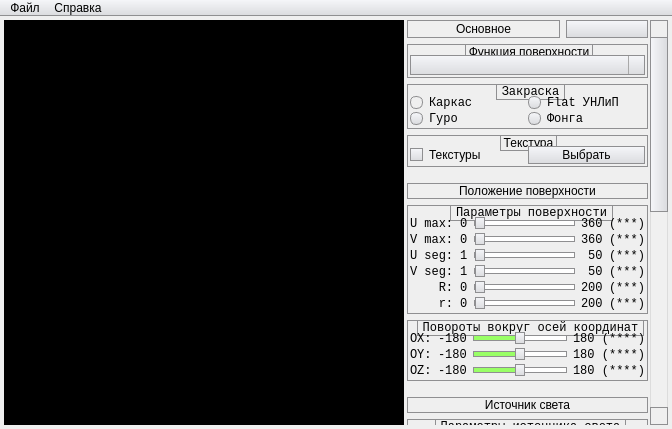
First picture: the form in mainwindow.ui, repository zingibertram/igs-l4, before the edit.
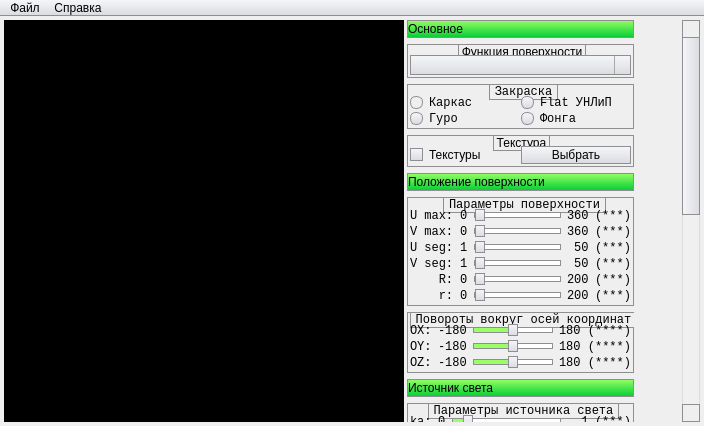
Second picture: the form after the edit. Icons and pictures are not drawn. Custom widgets are drawn as their Qt base class.

The edit to the form file:
```diff
--- a/mainwindow.ui
+++ b/mainwindow.ui
@@ -6,8 +6,8 @@
    <rect>
     <x>0</x>
     <y>0</y>
-    <width>643</width>
-    <height>429</height>
+    <width>685</width>
+    <height>426</height>
    </rect>
   </property>
   <property name="windowTitle">
@@ -104,6 +104,11 @@
     min-height: 16px;
  }
 
+QPushButton:checked
+{
+	background: qlineargradient(x1: 0, y1: 0, x2: 0, y2: 1, stop: 0 rgb(153, 255, 102), stop: 1 rgb(0, 204, 51));
+}
+
 QPushButton:hover
 {
 	background: rgb(153, 255, 102);
@@ -454,7 +459,7 @@
      </widget>
     </item>
     <item>
-     <widget class="QScrollArea" name="scrollArea">
+     <widget class="QScrollArea" name="scrollArea_Controls">
       <property name="sizePolicy">
        <sizepolicy hsizetype="Minimum" vsizetype="Expanding">
         <horstretch>0</horstretch>
@@ -475,8 +480,8 @@
         <rect>
          <x>0</x>
          <y>0</y>
-         <width>222</width>
-         <height>1108</height>
+         <width>256</width>
+         <height>1085</height>
         </rect>
        </property>
        <layout class="QVBoxLayout" name="verticalLayout_5">
@@ -490,43 +495,25 @@
          <number>0</number>
         </property>
         <property name="rightMargin">
-         <number>20</number>
+         <number>62</number>
         </property>
         <property name="bottomMargin">
          <number>0</number>
         </property>
         <item>
-         <layout class="QHBoxLayout" name="horizontalLayout_2">
-          <item>
-           <widget class="QLabel" name="label_SurfaceMain">
+         <widget class="QPushButton" name="pushButton_Expand_SurfaceMain">
+          <property name="sizePolicy">
+           <sizepolicy hsizetype="Preferred" vsizetype="Preferred">
+            <horstretch>0</horstretch>
+            <verstretch>0</verstretch>
+           </sizepolicy>
+          </property>
+          <property name="styleSheet">
+           <string notr="true">text-align: left;</string>
+          </property>
             <property name="text">
              <string>Основное</string>
             </property>
-            <property name="alignment">
-             <set>Qt::AlignCenter</set>
-            </property>
-           </widget>
-          </item>
-          <item>
-           <widget class="QPushButton" name="pushButton">
-            <property name="sizePolicy">
-             <sizepolicy hsizetype="Fixed" vsizetype="Fixed">
-              <horstretch>0</horstretch>
-              <verstretch>0</verstretch>
-             </sizepolicy>
-            </property>
-            <property name="minimumSize">
-             <size>
-              <width>18</width>
-              <height>18</height>
-             </size>
-            </property>
-            <property name="maximumSize">
-             <size>
-              <width>18</width>
-              <height>18</height>
-             </size>
-            </property>
             <property name="icon">
              <iconset resource="resources.qrc">
               <normaloff>:/icons/resources/arrow-down.png</normaloff>:/icons/resources/arrow-down.png</iconset>
@@ -539,10 +526,8 @@
             </property>
            </widget>
           </item>
-         </layout>
-        </item>
         <item>
-         <widget class="QWidget" name="widget" native="true">
+         <widget class="QWidget" name="widget_Expand_SurfaceMain" native="true">
           <layout class="QVBoxLayout" name="verticalLayout_2">
            <property name="leftMargin">
             <number>0</number>
@@ -705,18 +690,46 @@
          </widget>
         </item>
         <item>
-         <widget class="QLabel" name="label_SurfaceLocation">
+         <widget class="QPushButton" name="pushButton_Expand_SurfaceLocation">
+          <property name="sizePolicy">
+           <sizepolicy hsizetype="Preferred" vsizetype="Preferred">
+            <horstretch>0</horstretch>
+            <verstretch>0</verstretch>
+           </sizepolicy>
+          </property>
           <property name="styleSheet">
-           <string notr="true"/>
+           <string notr="true">text-align: left;</string>
           </property>
           <property name="text">
            <string>Положение поверхности</string>
           </property>
-          <property name="alignment">
-           <set>Qt::AlignCenter</set>
+          <property name="icon">
+           <iconset resource="resources.qrc">
+            <normaloff>:/icons/resources/arrow-down.png</normaloff>:/icons/resources/arrow-down.png</iconset>
+          </property>
+          <property name="checkable">
+           <bool>true</bool>
+          </property>
+          <property name="checked">
+           <bool>true</bool>
           </property>
          </widget>
         </item>
+        <item>
+         <widget class="QWidget" name="widget_Expand_SurfaceLocation" native="true">
+          <layout class="QVBoxLayout" name="verticalLayout_7">
+           <property name="leftMargin">
+            <number>0</number>
+           </property>
+           <property name="topMargin">
+            <number>0</number>
+           </property>
+           <property name="rightMargin">
+            <number>0</number>
+           </property>
+           <property name="bottomMargin">
+            <number>0</number>
+           </property>
         <item>
          <widget class="QGroupBox" name="groupBox_SurfaceParams">
           <property name="font">
@@ -1408,16 +1421,50 @@
           </layout>
          </widget>
         </item>
+          </layout>
+         </widget>
+        </item>
         <item>
-         <widget class="QLabel" name="label_LightSource">
+         <widget class="QPushButton" name="pushButton_Expand_LightSource">
+          <property name="sizePolicy">
+           <sizepolicy hsizetype="Preferred" vsizetype="Preferred">
+            <horstretch>0</horstretch>
+            <verstretch>0</verstretch>
+           </sizepolicy>
+          </property>
+          <property name="styleSheet">
+           <string notr="true">text-align: left;</string>
+          </property>
           <property name="text">
            <string>Источник света</string>
           </property>
-          <property name="alignment">
-           <set>Qt::AlignCenter</set>
+          <property name="icon">
+           <iconset resource="resources.qrc">
+            <normaloff>:/icons/resources/arrow-down.png</normaloff>:/icons/resources/arrow-down.png</iconset>
+          </property>
+          <property name="checkable">
+           <bool>true</bool>
+          </property>
+          <property name="checked">
+           <bool>true</bool>
           </property>
          </widget>
         </item>
+        <item>
+         <widget class="QWidget" name="widget_Expand_LightSource" native="true">
+          <layout class="QVBoxLayout" name="verticalLayout_8">
+           <property name="leftMargin">
+            <number>0</number>
+           </property>
+           <property name="topMargin">
+            <number>0</number>
+           </property>
+           <property name="rightMargin">
+            <number>0</number>
+           </property>
+           <property name="bottomMargin">
+            <number>0</number>
+           </property>
         <item>
          <widget class="QGroupBox" name="groupBox_IlluminantParams">
           <property name="font">
@@ -2060,16 +2107,56 @@
           </layout>
          </widget>
         </item>
+          </layout>
+         </widget>
+        </item>
         <item>
-         <widget class="QLabel" name="label_ColorSelection">
+         <widget class="QPushButton" name="pushButton_Expand_ColorSelection">
+          <property name="sizePolicy">
+           <sizepolicy hsizetype="Preferred" vsizetype="Preferred">
+            <horstretch>0</horstretch>
+            <verstretch>0</verstretch>
+           </sizepolicy>
+          </property>
+          <property name="minimumSize">
+           <size>
+            <width>82</width>
+            <height>18</height>
+           </size>
+          </property>
+          <property name="styleSheet">
+           <string notr="true">text-align: left;</string>
+          </property>
           <property name="text">
            <string>Выбор цвета</string>
           </property>
-          <property name="alignment">
-           <set>Qt::AlignCenter</set>
+          <property name="icon">
+           <iconset resource="resources.qrc">
+            <normaloff>:/icons/resources/arrow-down.png</normaloff>:/icons/resources/arrow-down.png</iconset>
+          </property>
+          <property name="checkable">
+           <bool>true</bool>
+          </property>
+          <property name="checked">
+           <bool>true</bool>
           </property>
          </widget>
         </item>
+        <item>
+         <widget class="QWidget" name="widget_Expand_ColorSelection" native="true">
+          <layout class="QVBoxLayout" name="verticalLayout_9">
+           <property name="leftMargin">
+            <number>0</number>
+           </property>
+           <property name="topMargin">
+            <number>0</number>
+           </property>
+           <property name="rightMargin">
+            <number>0</number>
+           </property>
+           <property name="bottomMargin">
+            <number>0</number>
+           </property>
         <item>
          <widget class="QGroupBox" name="groupBox_IlluminantDottedColor">
           <property name="font">
@@ -2078,7 +2165,7 @@
            </font>
           </property>
           <property name="title">
-           <string>Цвет источника света (точечный)</string>
+              <string>Цвет точечного источника</string>
           </property>
           <layout class="QHBoxLayout" name="horizontalLayout_23">
            <property name="leftMargin">
@@ -2350,7 +2437,7 @@
            </font>
           </property>
           <property name="title">
-           <string>Цвет источника света (рассеяный)</string>
+              <string>Цвет рассеяного источника</string>
           </property>
           <layout class="QHBoxLayout" name="horizontalLayout_27">
            <property name="leftMargin">
@@ -3158,6 +3245,9 @@
           </layout>
          </widget>
         </item>
+          </layout>
+         </widget>
+        </item>
         <item>
          <spacer name="verticalSpacer_2">
           <property name="orientation">
@@ -3182,7 +3272,7 @@
     <rect>
      <x>0</x>
      <y>0</y>
-     <width>643</width>
+     <width>685</width>
      <height>18</height>
     </rect>
    </property>
@@ -3192,6 +3282,9 @@
     </property>
     <addaction name="action_Reset"/>
     <addaction name="separator"/>
+    <addaction name="action_ExpandAll"/>
+    <addaction name="action_CollapseAll"/>
+    <addaction name="separator"/>
     <addaction name="action_Exit"/>
    </widget>
    <widget class="QMenu" name="menu_Help">
@@ -3218,6 +3311,16 @@
     <string>Исходное состояние</string>
    </property>
   </action>
+  <action name="action_ExpandAll">
+   <property name="text">
+    <string>Развернуть все</string>
+   </property>
+  </action>
+  <action name="action_CollapseAll">
+   <property name="text">
+    <string>Свернуть все</string>
+   </property>
+  </action>
  </widget>
  <layoutdefault spacing="6" margin="11"/>
  <customwidgets>
```
Left out of the diff: 60 changed lines with no effect on the pictures. Lines whose indentation alone changed are shown as unchanged.
